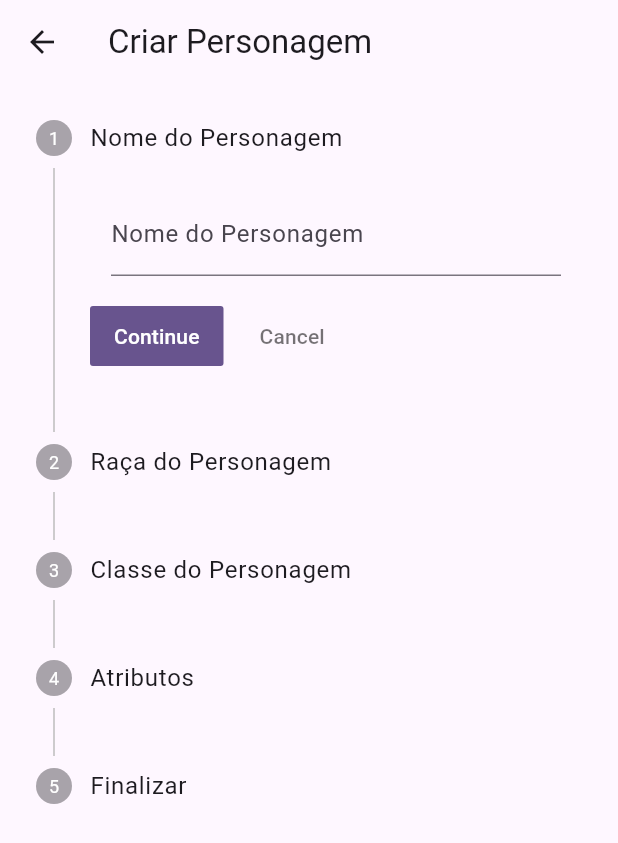
After one commit to jonathastfm/ezio_projects, a Flutter app: the Criar_Personagem screen opened directly, on a phone screen of 412 x 824 dp. The commit adds this screen. Shown: the top 843 px of the screen. Run offline on Flutter 3.47's test engine with Material 3 defaults, Android fonts, the phone set to English and light mode, and no system bars; our stand-ins replace cloud_firestore, firebase_auth, firebase_core; accounts and stored records are empty.

Commit message:
Adiciona classe FichaDnd para gerenciamento de fichas de personagens e implementa upload para Firestore; atualiza Menu_Page para incluir navegação de criação de personagens e classes.

```diff
--- /dev/null
+++ b/com_ezio_osrpjas/devtools_options.yaml
@@ -0,0 +1,3 @@
+description: This file stores settings for Dart & Flutter DevTools.
+documentation: https://docs.flutter.dev/tools/devtools/extensions#configure-extension-enablement-states
+extensions:
--- a/com_ezio_osrpjas/lib/pages/Creating_Classes.dart
+++ b/com_ezio_osrpjas/lib/pages/Criação/Creating_Classes.dart
@@ -1,16 +1,16 @@
 import 'package:cloud_firestore/cloud_firestore.dart';
 import 'package:flutter/material.dart';
 
-class Creating_Classes extends StatefulWidget {
-  const Creating_Classes({super.key});
+class Criar_Classe extends StatefulWidget {
+  const Criar_Classe({super.key});
 
   @override
 
 
-  State<Creating_Classes> createState() => _Creating_ClassesState();
+  State<Criar_Classe> createState() => _Criar_ClasseState();
 }
 
-class _Creating_ClassesState extends State<Creating_Classes> {
+class _Criar_ClasseState extends State<Criar_Classe> {
 
   FirebaseFirestore firestore = FirebaseFirestore.instance;
 
--- /dev/null
+++ b/com_ezio_osrpjas/lib/pages/Criação/Criar_personagem.dart
@@ -0,0 +1,273 @@
+import 'package:cloud_firestore/cloud_firestore.dart';
+import 'package:flutter/material.dart';
+
+class Criar_Personagem extends StatefulWidget {
+  const Criar_Personagem({super.key});
+
+  @override
+  State<Criar_Personagem> createState() => _Criar_PersonagemState();
+}
+
+class _Criar_PersonagemState extends State<Criar_Personagem> {
+  FirebaseFirestore firestore = FirebaseFirestore.instance;
+
+  // Var do step atual
+  int _currentStep = 0;
+
+  // Var do nome do personagem
+  TextEditingController nome = TextEditingController();
+
+  // Var da classe do personagem
+  TextEditingController classe = TextEditingController();
+
+  // Var da raça do personagem
+  TextEditingController raca = TextEditingController();
+
+  // Var do nível do personagem
+  int nivel = 1;
+
+  // Var dos pontos de vida do personagem
+  int pontosDeVida = 0;
+
+  // Listas de habilidades, equipamentos e perícias
+  List<String> habilidades = ["Força", "Destreza", "Constituição", "Inteligência", "Sabedoria", "Carisma"];
+  List<int> valoresHabilidades = [15, 14, 13, 12, 10, 8];
+  List<int> valoresHabilidadesEscolhidos = [0, 0, 0, 0, 0, 0];
+
+
+  // Lista de classes
+  List<String> classes = [];
+
+  // Função para buscar classes do Firestore
+  void fetchClasses() async {
+    QuerySnapshot querySnapshot = await firestore.collection('res').doc("Oficiais").collection("Classes").get();
+    setState(() {
+      classes = querySnapshot.docs.map((doc) => doc['nome'].toString()).toList();
+    });
+  }
+
+  // Lista de Raças
+  List<String> racas = [];
+
+  // Função para buscar raças do Firestore
+  void fetchRacas() async {
+    QuerySnapshot querySnapshot = await firestore.collection('res').doc("Oficiais").collection("Raças").get();
+    setState(() {
+      racas = querySnapshot.docs.map((doc) => doc['nome'].toString()).toList();
+    });
+  }
+
+
+  @override
+  Widget build(BuildContext context) {
+    fetchClasses();
+    fetchRacas();
+    return Scaffold(
+      appBar: AppBar(
+        title: const Text('Criar Personagem'),
+      ),
+      body: Stepper(
+        onStepTapped: (step) {
+          setState(() {
+            _currentStep = step;
+          });
+        },
+        currentStep: _currentStep,
+        onStepContinue: () {
+          if (_currentStep < 5) {
+            setState(() {
+              _currentStep += 1;
+            });
+          }
+        },
+        onStepCancel: () {
+          if (_currentStep > 0) {
+            setState(() {
+              _currentStep -= 1;
+            });
+          }
+        },
+        steps: <Step>[
+          // Nome do personagem
+          Step(
+            title: const Text("Nome do Personagem"),
+            content: SizedBox(
+              width: 300,
+              child: TextField(
+                controller: nome,
+                decoration: const InputDecoration(
+                  labelText: 'Nome do Personagem',
+                ),
+                onChanged: (text) {
+                  setState(() {
+                    text = nome.text;
+                  });
+                },
+              ),
+            ),
+          ),
+
+
+           // Raça do personagem
+          Step(
+            title: Text("Raça do Personagem"),
+            content: SizedBox(
+              width: 300,
+
+              child: Scrollable(viewportBuilder: (context, offset) {
+                return Column(
+                  children: [
+                    Card(
+                      margin: const EdgeInsets.all(10),
+                      elevation: 5,
+                      borderOnForeground: true,
+                      child: Padding(
+                        padding: const EdgeInsets.all(8.0),
+                        child: Text(
+                          raca.text, style: const TextStyle(fontSize: 20)
+                        ),
+                      ),
+                    ),
+                    const SizedBox(height: 20),
+                    ElevatedButton(
+                      onPressed: () {
+                        showDialog(
+                          context: context,
+                          builder: (context) {
+                            return AlertDialog(
+                              title: const Text('Escolha a raça do personagem'),
+                              content: Column(
+                                children: List.generate(racas.length, (index) {
+                                  return ListTile(
+                                    title: Text(racas[index]),
+                                    onTap: () {
+                                      setState(() {
+                                        raca.text = racas[index];
+                                      });
+                                      Navigator.pop(context);
+                                    },
+                                  );
+                                }),
+                              ),
+                            );
+                          },
+                        );
+                      },
+                      child: const Text('Escolher Raça'),
+                    ),
+                  ],
+                );
+              }),
+            ),
+          ),
+
+
+          // Classe do personagem
+          Step(
+            title: Text("Classe do Personagem"),
+            content: SizedBox(
+              width: 300,
+
+              child: Scrollable(viewportBuilder: (context, offset) {
+                return Column(
+                  children: [
+                    Card(
+                      margin: const EdgeInsets.all(10),
+                      elevation: 5,
+                      borderOnForeground: true,
+                      child: Padding(
+                        padding: const EdgeInsets.all(8.0),
+                        child: Text(
+
+                          classe.text, style: const TextStyle(fontSize: 20)
+                        ),
+                      ),
+                    ),
+                    const SizedBox(height: 20),
+                    ElevatedButton(
+                      onPressed: () {
+                        showDialog(
+                          context: context,
+                          builder: (context) {
+                            return AlertDialog(
+                              title: const Text('Escolha a classe do personagem'),
+                              content: Column(
+                                children: List.generate(classes.length, (index) {
+                                  return ListTile(
+                                    title: Text(classes[index]),
+                                    onTap: () {
+                                      setState(() {
+                                        classe.text = classes[index];
+                                      });
+                                      Navigator.pop(context);
+                                    },
+                                  );
+                                }),
+                              ),
+                            );
+                          },
+                        );
+                      },
+                      child: const Text('Escolher Classe'),
+                    ),
+                  ],
+                );
+              }),
+            ),
+          ),
+
+
+
+          // Habilidades
+          Step(
+            title: const Text('Atributos'),
+            content: Column(
+              children: List.generate(habilidades.length, (index) {
+                return Row(
+                  children: [
+                    Text(habilidades[index], style: const TextStyle(fontSize: 20)),
+                    const SizedBox(width: 10),
+                    DropdownButton<String>(
+                      value: valoresHabilidadesEscolhidos[index].toString(),
+                      items: List.generate(20, (i) {
+                        return DropdownMenuItem<String>(
+                          value: (i + 1).toString(),
+                          child: Text((i + 1).toString()),
+                        );
+                      }),
+                      onChanged: (value) {
+                        setState(() {
+                          valoresHabilidadesEscolhidos[index] = int.parse(value!);
+                        });
+                      },
+                    ),
+                  ],
+                );
+              }),
+            ),
+          ),
+
+          // Finalizar
+          Step(
+            title: const Text('Finalizar'),
+            content: Column(
+              children: [
+                Text('Nome: ${nome.text}'),
+                Text('Raça: ${raca.text}'),
+                Text('Classe: ${classe.text}'),
+                Text('Nível: $nivel'),
+                Text('Pontos de Vida: $pontosDeVida'),
+                Text('Habilidades:'),
+                Column(
+                  children: List.generate(habilidades.length, (index) {
+                    return Text('${habilidades[index]}: ${valoresHabilidades[index]}');
+                  }),
+                ),
+              ],
+            ),
+          ),
+        ],
+      ),
+    );
+  }
+}
--- a/com_ezio_osrpjas/lib/pages/menu/Menu_Page.dart
+++ b/com_ezio_osrpjas/lib/pages/menu/Menu_Page.dart
@@ -1,9 +1,15 @@
+// Version: 1.0
+import 'package:com_ezio_osrpjas/pages/Cria%C3%A7%C3%A3o/Creating_Classes.dart';
+import 'package:com_ezio_osrpjas/pages/Cria%C3%A7%C3%A3o/Criar_personagem.dart';
 import 'package:flutter/material.dart';
+import 'package:com_ezio_osrpjas/services/fichaClass.dart';
 
 class MenuPage extends StatefulWidget {
   @override
   _MenuPageState createState() => _MenuPageState();
 }
+
+
 
 class _MenuPageState extends State<MenuPage> with SingleTickerProviderStateMixin {
   late TabController _tabController;
@@ -29,7 +35,7 @@ class _MenuPageState extends State<MenuPage> with SingleTickerProviderStateMixin
           controller: _tabController,
           tabs: [
             Tab(text: 'Personagens'),
-            Tab(text: 'Perfil'),
+            Tab(text: 'Criação'),
             Tab(text: 'PDFs'),
           ],
         ),
@@ -38,7 +44,7 @@ class _MenuPageState extends State<MenuPage> with SingleTickerProviderStateMixin
         controller: _tabController,
         children: [
           PersonagensTab(),
-          PerfilTab(),
+          CriacaoTab(),
           PdfsTab(),
         ],
       ),
@@ -55,11 +61,38 @@ class PersonagensTab extends StatelessWidget {
   }
 }
 
-class PerfilTab extends StatelessWidget {
+class CriacaoTab extends StatelessWidget {
   @override
   Widget build(BuildContext context) {
     return Center(
-      child: Text('Perfil'),
+      child: Column(
+        mainAxisAlignment: MainAxisAlignment.center,
+        children: [
+          //Criação de Personagens
+          Text('Criação de Personagens', style: TextStyle(fontSize: 24)),
+
+          FilledButton(
+            onPressed: (){
+              Navigator.push(context, MaterialPageRoute(builder: (context) => Criar_Personagem()));
+            },
+            child: Text('Criar Personagem')
+          ),
+
+          FilledButton(onPressed: (){}, child: Text('Criar NPC')),
+
+          //Criação de Mecanicas
+          Text("Criar Mecanicas", style: TextStyle(fontSize: 24)),
+
+          FilledButton(
+            onPressed: (){
+            Navigator.push(context, MaterialPageRoute(builder: (context) => Criar_Classe()));
+            },
+            child: Text('Criar Classe')),
+
+          FilledButton(
+            onPressed: (){}, child: Text('Criar Raça')),
+        ],
+      ),
     );
   }
 }
```
Also changed, not shown: com_ezio_osrpjas/lib/services/FichaClass.dart (added, +89 -0 lines).
